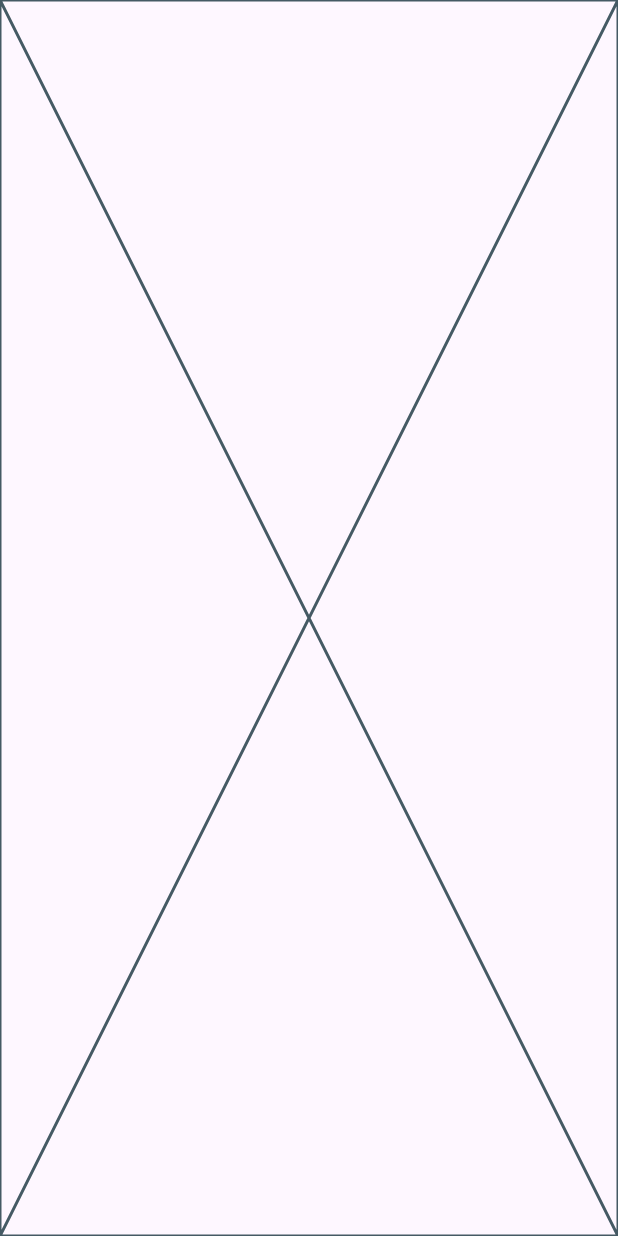
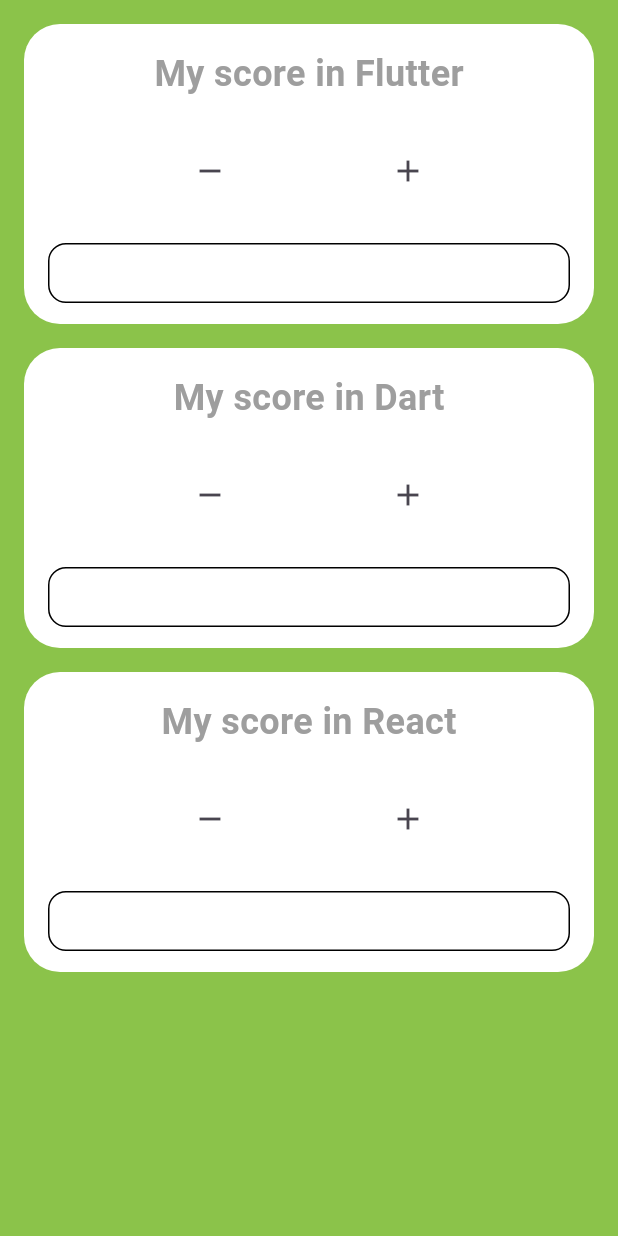
Before and after one commit to Ryuo-chhi/flutter-w7, a Flutter app: the screen it shows after launch, on a phone screen of 412 x 824 dp. Run offline on Flutter 3.47's test engine with Material 3 defaults, Android fonts, the phone set to English and light mode, and no system bars.

Commit message:
add exercise-bonus

```diff
--- a/lib/ex4_score_bar.dart
+++ b/lib/ex4_score_bar.dart
@@ -5,11 +5,110 @@ import 'package:flutter/material.dart';
 
 void main() {
   runApp(
-    const MaterialApp(
+    MaterialApp(
       debugShowCheckedModeBanner: false,
       home: Scaffold(
-        body: Placeholder(), // YOUR CODE
-      ),
+          body: Container(
+        color: Colors.lightGreen,
+        child: Padding(
+          padding: const EdgeInsets.all(16),
+          child: Column(
+            spacing: 16,
+            children: [
+              ScoreBar(
+                title: "Flutter",
+              ),
+              ScoreBar(
+                title: "Dart",
+              ),
+              ScoreBar(
+                title: "React",
+              ),
+            ],
+          ),
+        ),
+      )),
     ),
   );
 }
+
+class ScoreBar extends StatefulWidget {
+  const ScoreBar({
+    super.key,
+    required this.title,
+  });
+  final String title;
+
+  @override
+  State<ScoreBar> createState() => _ScoreBarState();
+}
+
+class _ScoreBarState extends State<ScoreBar> {
+  int _score = 0;
+
+  void _add() {
+    setState(() {
+      _score += _score < 10 ? 1 : 0;
+    });
+  }
+
+  void _minus() {
+    setState(() {
+      _score -= _score > 0 ? 1 : 0;
+    });
+  }
+
+  @override
+  Widget build(BuildContext context) {
+    return Container(
+      height: 200,
+      decoration: BoxDecoration(
+          color: Colors.white, borderRadius: BorderRadius.circular(24)),
+      child: Padding(
+        padding: const EdgeInsets.all(16),
+        child: Column(
+          spacing: 24,
+          children: [
+            Text(
+              "My score in ${widget.title}",
+              style: TextStyle(
+                  fontWeight: FontWeight.w600,
+                  fontSize: 24,
+                  color: Colors.grey),
+            ),
+            Row(
+              mainAxisAlignment: MainAxisAlignment.spaceEvenly,
+              children: [
+                IconButton(onPressed: _minus, icon: Icon(Icons.remove)),
+                IconButton(onPressed: _add, icon: Icon(Icons.add))
+              ],
+            ),
+            Stack(
+              children: [
+                // Layer 1: the border track (full width)
+                Container(
+                  height: 40,
+                  decoration: BoxDecoration(
+                    border: Border.all(color: Colors.black),
+                    borderRadius: BorderRadius.circular(12),
+                  ),
+                ),
+                // Layer 2: the green fill
+                FractionallySizedBox(
+                  widthFactor: _score / 10, // 0.0 → 1.0, computed from score
+                  child: Container(
+                    height: 40,
+                    decoration: BoxDecoration(
+                     color: Color.lerp(Colors.green[200], Colors.green[800], _score / 10)!,
+                      borderRadius: BorderRadius.circular(12),
+                    ),
+                  ),
+                ),
+              ],
+            )
+          ],
+        ),
+      ),
+    );
+  }
+}
```
